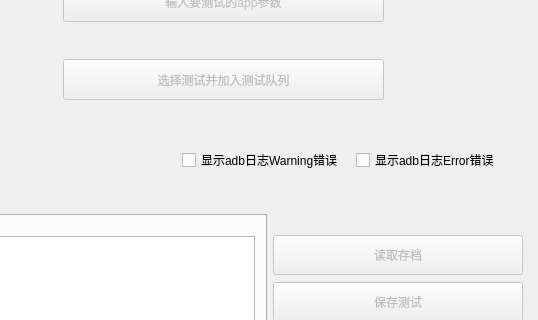
Qt form GUI/main_ui_test/test_ui_d/test_ui.ui (buaanostop/-) before a commit; both pictures show x 498 to 1036 and y 183 to 503 of the 1036 by 844 pixel window.
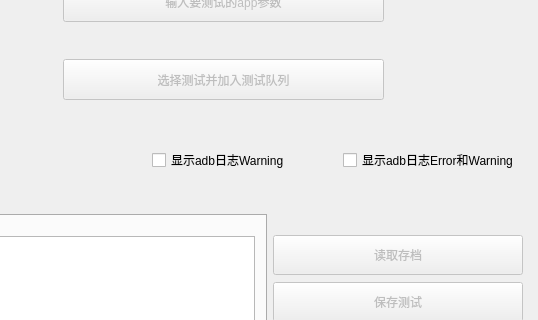
The same form after that commit.

```diff
--- a/GUI/main_ui_test/test_ui_d/test_ui.ui
+++ b/GUI/main_ui_test/test_ui_d/test_ui.ui
@@ -353,24 +353,30 @@
    <widget class="QWidget" name="horizontalLayoutWidget">
     <property name="geometry">
      <rect>
-      <x>680</x>
+      <x>650</x>
       <y>290</y>
-      <width>341</width>
+      <width>378</width>
       <height>61</height>
      </rect>
     </property>
     <layout class="QHBoxLayout" name="horizontalLayout_2">
-     <item>
-      <widget class="QCheckBox" name="errorCheckBox">
-       <property name="text">
-        <string>显示adb日志Warning错误</string>
-       </property>
-      </widget>
-     </item>
+     <property name="spacing">
+      <number>4</number>
+     </property>
      <item>
       <widget class="QCheckBox" name="warningCheckBox">
+       <property name="enabled">
+        <bool>true</bool>
+       </property>
        <property name="text">
-        <string>显示adb日志Error错误</string>
+        <string>显示adb日志Warning</string>
+       </property>
+      </widget>
+     </item>
+     <item>
+      <widget class="QCheckBox" name="errorCheckBox">
+       <property name="text">
+        <string>显示adb日志Error和Warning</string>
        </property>
       </widget>
      </item>
```
Left out of the diff: 52 changed lines with no effect on the pictures.
